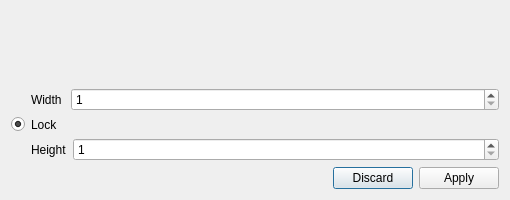
Before: the Qt Designer form resources/ImageSizeDialog.ui in hitsz-ldjam/PixelMix, drawn with Qt 5.
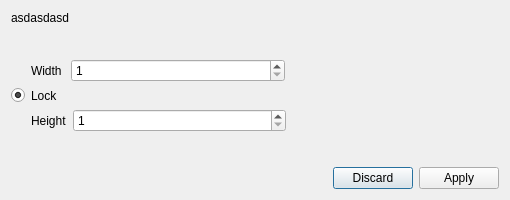
After: the same form once the commit is applied.

```diff
--- a/resources/ImageSizeDialog.ui
+++ b/resources/ImageSizeDialog.ui
@@ -35,14 +35,7 @@
    <string>Image Size</string>
   </property>
   <layout class="QFormLayout" name="formLayout">
-   <item row="0" column="1">
-    <widget class="QLabel" name="originalSizeLabel">
-     <property name="text">
-      <string/>
-     </property>
-    </widget>
-   </item>
-   <item row="2" column="1">
+   <item row="4" column="1">
     <layout class="QHBoxLayout" name="horizontalLayout">
      <item>
       <widget class="QLabel" name="label">
@@ -73,9 +66,22 @@
        </property>
       </widget>
      </item>
+     <item>
+      <spacer name="horizontalSpacer">
+       <property name="orientation">
+        <enum>Qt::Horizontal</enum>
+       </property>
+       <property name="sizeHint" stdset="0">
+        <size>
+         <width>40</width>
+         <height>20</height>
+        </size>
+       </property>
+      </spacer>
+     </item>
     </layout>
    </item>
-   <item row="3" column="0">
+   <item row="5" column="0">
     <widget class="QRadioButton" name="lockAspect">
      <property name="text">
       <string/>
@@ -91,7 +97,14 @@
      </property>
     </widget>
    </item>
-   <item row="4" column="1">
+   <item row="5" column="1">
+    <widget class="QLabel" name="label_3">
+     <property name="text">
+      <string>Lock</string>
+     </property>
+    </widget>
+   </item>
+   <item row="6" column="1">
     <layout class="QHBoxLayout" name="horizontalLayout_2">
      <item>
       <widget class="QLabel" name="label_2">
@@ -116,9 +129,29 @@
        </property>
       </widget>
      </item>
+     <item>
+      <spacer name="horizontalSpacer_2">
+       <property name="orientation">
+        <enum>Qt::Horizontal</enum>
+       </property>
+       <property name="sizeHint" stdset="0">
+        <size>
+         <width>40</width>
+         <height>20</height>
+        </size>
+       </property>
+      </spacer>
+     </item>
     </layout>
    </item>
-   <item row="5" column="1">
+   <item row="2" column="0" colspan="2">
+    <widget class="QLabel" name="originalSizeLabel">
+     <property name="text">
+      <string>asdasdasd</string>
+     </property>
+    </widget>
+   </item>
+   <item row="8" column="1">
     <widget class="QDialogButtonBox" name="buttonBox">
      <property name="orientation">
       <enum>Qt::Horizontal</enum>
@@ -131,7 +164,7 @@
      </property>
     </widget>
    </item>
-   <item row="1" column="1">
+   <item row="7" column="1">
     <spacer name="verticalSpacer">
      <property name="orientation">
       <enum>Qt::Vertical</enum>
@@ -145,11 +178,17 @@
     </spacer>
    </item>
    <item row="3" column="1">
-    <widget class="QLabel" name="label_3">
-     <property name="text">
-      <string>Lock</string>
+    <spacer name="verticalSpacer_2">
+     <property name="orientation">
+      <enum>Qt::Vertical</enum>
      </property>
-    </widget>
+     <property name="sizeHint" stdset="0">
+      <size>
+       <width>20</width>
+       <height>40</height>
+      </size>
+     </property>
+    </spacer>
    </item>
   </layout>
  </widget>
```
